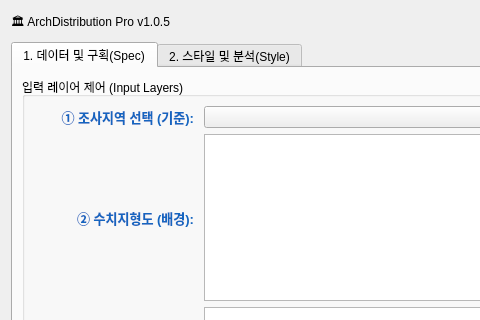
The window that arch_distribution_dialog_base.ui (lzpxilfe/ArchDistribution) describes before a commit, drawn with Qt 5; both pictures show x 0 to 480 and y 0 to 320 of the 780 by 850 pixel window.
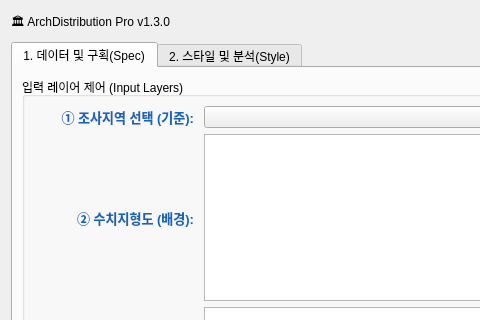
The same window after the commit.

Commit message: Release v1.3.0: Advanced Filtering and UI Optimization

The edit to the form file:
```diff
--- a/arch_distribution_dialog_base.ui
+++ b/arch_distribution_dialog_base.ui
@@ -55,7 +55,7 @@
      <item>
       <widget class="QLabel" name="lTitle">
        <property name="text">
-        <string>🏛 ArchDistribution Pro v1.0.5</string>
+        <string>🏛 ArchDistribution Pro v1.3.0</string>
        </property>
       </widget>
      </item>
```
Left out of the diff: 2 changed lines with no effect on the pictures. The commit also changes 5 other files.
